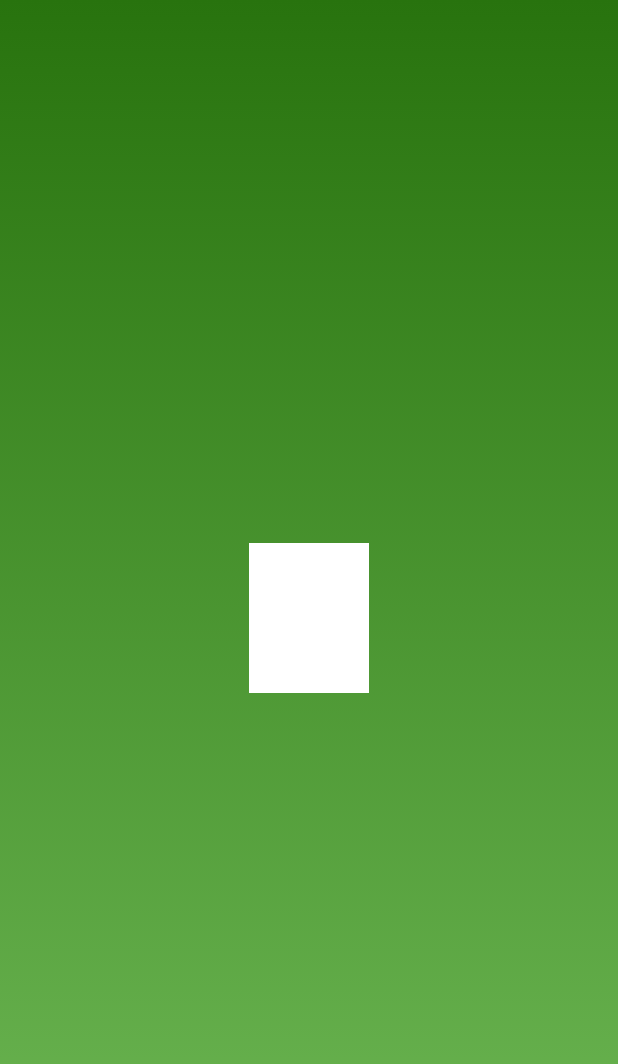
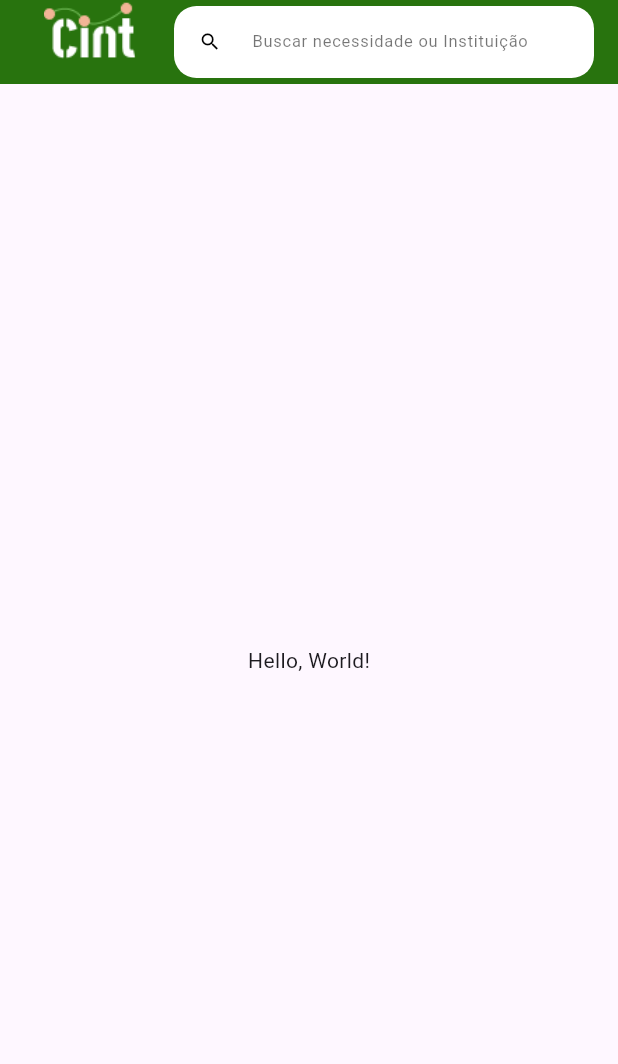
Before and after one commit to gui-henri/cint, a Flutter app: the screen it shows after launch, after a tap on "Try Login with Google", on a phone screen of 412 x 824 dp. Shown: the top 1064 px of the screen. Run offline on Flutter 3.47's test engine with Material 3 defaults, Android fonts, the phone set to English and light mode, and no system bars.

```diff
--- a/lib/main.dart
+++ b/lib/main.dart
@@ -1,3 +1,4 @@
+import 'package:cint/routes.dart';
 import 'package:flutter/material.dart';
 
 void main() {
@@ -6,74 +7,15 @@ void main() {
 
 class MyApp extends StatelessWidget {
   const MyApp({super.key});
-
-  // This widget is the root of your application.
   @override
   Widget build(BuildContext context) {
-    return const MaterialApp(
-      title: 'Flutter Demo',
-      home: Login(title: 'Flutter Demo Home Page'),
-    );
+    return MaterialApp(
+        title: 'C-int',
+        debugShowCheckedModeBanner: false,
+        theme: ThemeData(
+          primaryColor: const Color(0xFF28730E),
+        ),
+        initialRoute: '/',
+        routes: instanceRoutes(context));
   }
 }
-
-class Login extends StatefulWidget {
-  const Login({super.key, required this.title});
-
-  final String title;
-
-  @override
-  State<Login> createState() => _LoginState();
-}
-
-class _LoginState extends State<Login> {
-  @override
-  Widget build(BuildContext context) {
-    return Scaffold(
-      body: Container(
-        decoration: const BoxDecoration(
-          gradient: LinearGradient(colors: [
-            Color(0xFF28730E),
-            Color(0xFF6EB855),
-          ], begin: Alignment.topCenter, end: Alignment.bottomCenter),
-        ),
-        child: const Center(child: LoginBox()),
-      ),
-    );
-  }
-}
-
-class LoginBox extends StatefulWidget {
-  const LoginBox({super.key});
-
-  @override
-  State<LoginBox> createState() => _LoginBoxState();
-}
-
-class _LoginBoxState extends State<LoginBox> {
-  bool buttonclicked = false;
-  @override
-  Widget build(BuildContext context) {
-    return (!buttonclicked)
-        ? Center(
-            child: Column(
-              mainAxisAlignment: MainAxisAlignment.center,
-              children: [
-                Image.asset('assets/images/logo-1.png'),
-                ElevatedButton(
-                    onPressed: () {
-                      setState(() {
-                        buttonclicked = true;
-                      });
-                    },
-                    child: const Text('Try Login with Google'))
-              ],
-            ),
-          )
-        : Container(
-            color: Colors.white,
-            height: 100,
-            width: 80,
-          );
-  }
-}
--- /dev/null
+++ b/lib/pages/home.page.dart
@@ -0,0 +1,60 @@
+import 'package:flutter/material.dart';
+
+
+class HomePage extends StatefulWidget {
+  const HomePage({super.key});
+
+  static const routeName = '/home';
+
+  @override
+  State<HomePage> createState() => _HomePageState();
+}
+
+class _HomePageState extends State<HomePage> {
+
+  TextEditingController _searchController = TextEditingController();
+
+  @override
+  Widget build(BuildContext context) {
+    return Scaffold(
+        appBar: AppBar(
+          backgroundColor: const Color(0xFF28730E),
+          title: TextField(
+            controller: _searchController,
+            style: const TextStyle(color: Colors.black, fontSize: 11),
+            decoration: const InputDecoration(
+              filled: true,
+              fillColor: Colors.white,
+              hintText: 'Buscar necessidade ou Instituição',
+              hintStyle: TextStyle(color: Colors.black54),
+              prefixIcon: Icon(Icons.search, color: Colors.black, size: 15,),
+              border: OutlineInputBorder(
+                gapPadding: 10,
+                borderRadius: BorderRadius.all(Radius.circular(15.0)),
+                borderSide: BorderSide.none
+              ),
+              // Defina o preenchimento interno do TextField
+              contentPadding: EdgeInsets.symmetric(vertical: 5, horizontal: 10.0),
+
+            ),
+          ),
+
+          actions: const <Widget>[
+            ],
+
+          leadingWidth: 100.0,
+          leading: Padding(
+            padding: const EdgeInsets.only(left: 20),
+              child: Center(
+                child: Image.asset('assets/images/logo-1.png'),
+              ),
+            ),
+
+        ),
+
+        body: const Center(
+          child: Text("Hello, World!"),
+        ),
+      );
+  }
+}
--- /dev/null
+++ b/lib/pages/login.page.dart
@@ -0,0 +1,60 @@
+import 'package:flutter/material.dart';
+
+class LoginPage extends StatefulWidget {
+  const LoginPage({super.key});
+
+  static const routeName = '/';
+
+  @override
+  State<LoginPage> createState() => _LoginPageState();
+}
+
+class _LoginPageState extends State<LoginPage> {
+  @override
+  Widget build(BuildContext context) {
+    return Scaffold(
+      body: Container(
+        decoration: const BoxDecoration(
+          gradient: LinearGradient(colors: [
+            Color(0xFF28730E),
+            Color(0xFF6EB855),
+          ], begin: Alignment.topCenter, end: Alignment.bottomCenter),
+        ),
+        child: const Center(child: LoginBox()),
+      ),
+    );
+  }
+}
+
+class LoginBox extends StatefulWidget {
+  const LoginBox({super.key});
+
+  @override
+  State<LoginBox> createState() => _LoginBoxState();
+}
+
+class _LoginBoxState extends State<LoginBox> {
+  bool buttonclicked = false;
+  @override
+  Widget build(BuildContext context) {
+    return (!buttonclicked)
+        ? Center(
+            child: Column(
+              mainAxisAlignment: MainAxisAlignment.center,
+              children: [
+                Image.asset('assets/images/logo-1.png'),
+                ElevatedButton(
+                    onPressed: () {
+                      Navigator.of(context).pushNamed('/home');
+                    },
+                    child: const Text('Try Login with Google'))
+              ],
+            ),
+          )
+        : Container(
+            color: Colors.white,
+            height: 100,
+            width: 80,
+          );
+  }
+}
--- /dev/null
+++ b/lib/routes.dart
@@ -0,0 +1,8 @@
+import 'package:cint/pages/home.page.dart';
+import 'package:flutter/material.dart';
+import 'package:cint/pages/login.page.dart';
+
+Map<String, Widget Function(dynamic)> instanceRoutes(BuildContext context) => {
+      LoginPage.routeName: (context) => const LoginPage(),
+      HomePage.routeName: (context) => const HomePage(),
+    };
```
